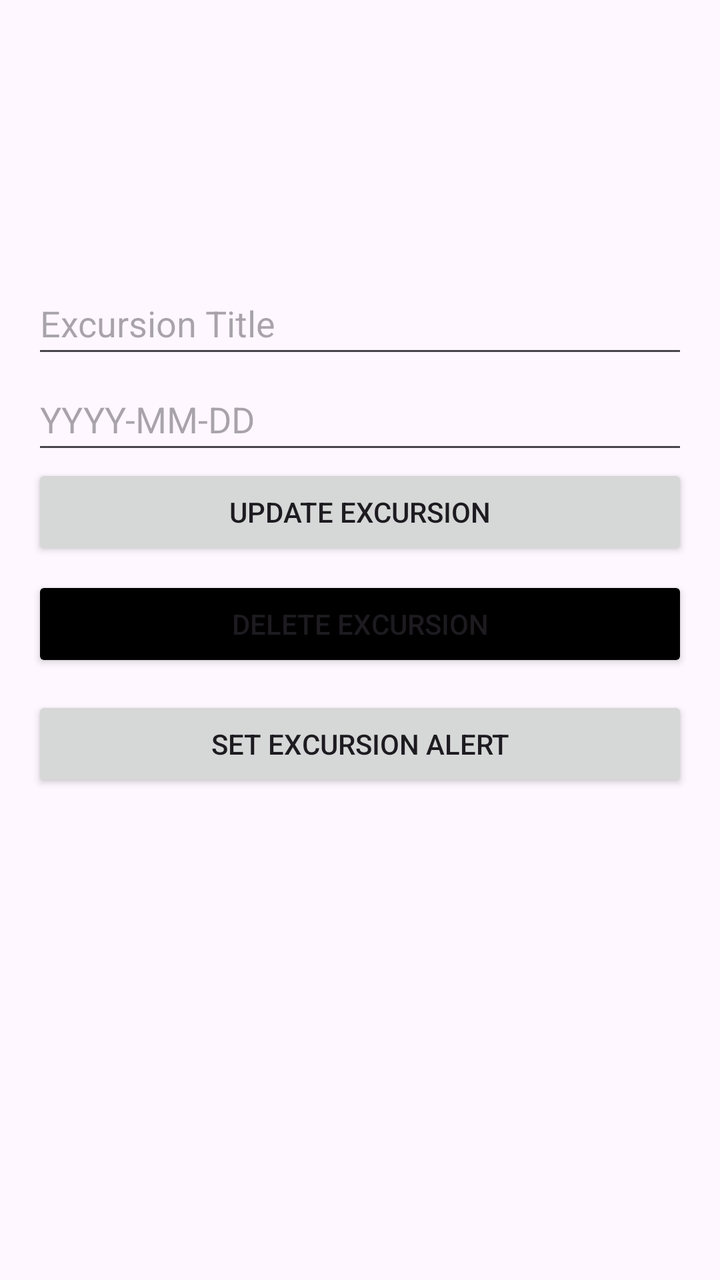
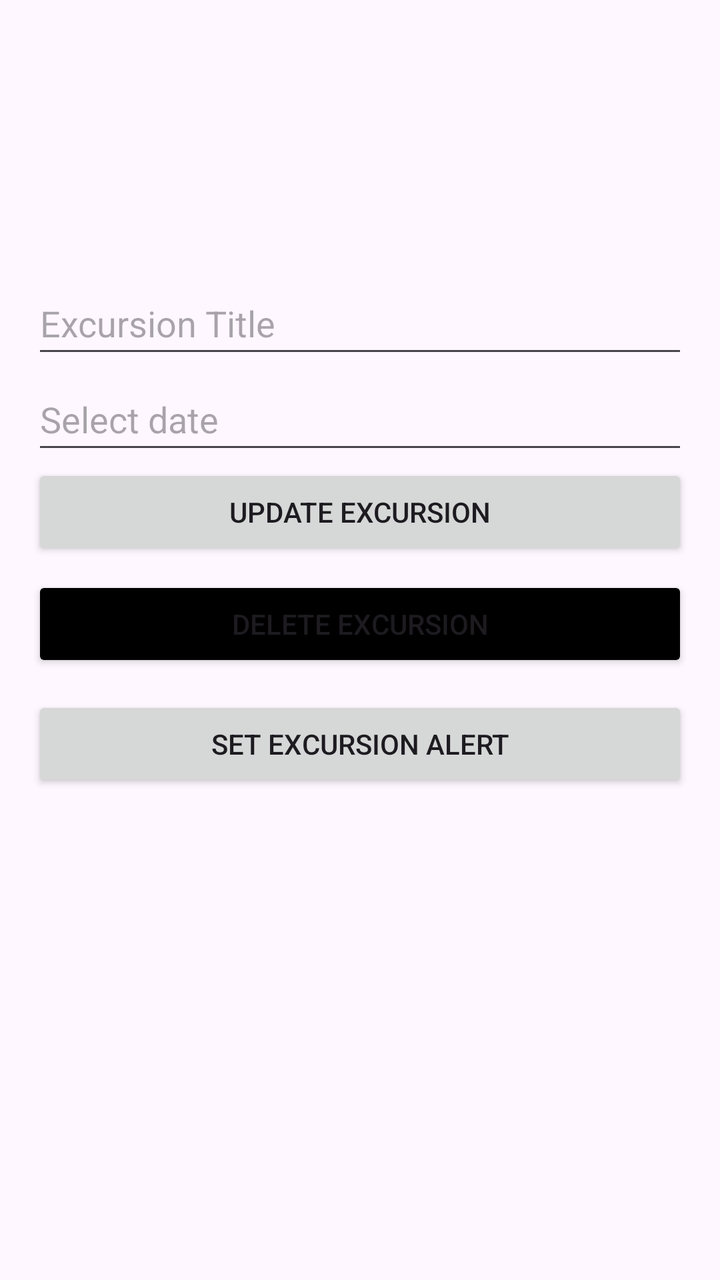

Before-and-after screenshots of an Android layout around one commit, followed by the original layout XML and the change that was made.
<!-- AndroidManifest.xml: application theme Theme.D308VacationPlanner -->
<!-- res/layout/activity_excursion_detail.xml -->
<?xml version="1.0" encoding="utf-8"?>
<LinearLayout xmlns:android="http://schemas.android.com/apk/res/android"
    android:layout_width="match_parent"
    android:layout_height="wrap_content"
    android:orientation="vertical"
    android:padding="16dp"
    android:paddingTop="32dp">

    <View
        android:layout_width="match_parent"
        android:layout_height="120dp" />

    <EditText
        android:id="@+id/excursion_title_edittext"
        android:layout_width="match_parent"
        android:layout_height="48dp"
        android:hint="Excursion Title" />

    <EditText
        android:id="@+id/excursion_date_edittext"
        android:layout_width="match_parent"
        android:layout_height="48dp"
        android:hint="YYYY-MM-DD" />

    <Button
        android:id="@+id/update_excursion_button"
        android:layout_width="match_parent"
        android:layout_height="wrap_content"
        android:text="Update Excursion" />

    <Button
        android:id="@+id/delete_excursion_button"
        android:layout_width="match_parent"
        android:layout_height="48dp"
        android:text="Delete Excursion"
        android:layout_marginTop="8dp"
        android:backgroundTint="@color/black" />

    <Button
        android:id="@+id/buttonSetExcursionAlert"
        android:layout_width="match_parent"
        android:layout_height="48dp"
        android:text="Set Excursion Alert"
        android:layout_marginTop="12dp" />

    <TextView
        android:id="@+id/textViewVacationInfo"
        android:layout_width="match_parent"
        android:layout_height="48dp"
        android:text=""
        android:textSize="14sp"
        android:textStyle="italic"
        android:layout_marginTop="24dp"
        android:gravity="center" />

</LinearLayout>
<!-- resources referenced by this layout -->
<resources>
  <color name="black">#FF000000</color>
  <style name="Theme.D308VacationPlanner" parent="Base.Theme.D308VacationPlanner" />
  <style name="Base.Theme.D308VacationPlanner" parent="Theme.Material3.DayNight">
          
          <item name="colorPrimary">@color/colorPrimary</item>
      </style>
  <color name="colorPrimary">#002147</color>
</resources>

<!-- the commit's change to res/layout/activity_excursion_detail.xml (unified diff, before → after) -->
@@ -17,10 +17,13 @@
         android:hint="Excursion Title" />
 
     <EditText
-        android:id="@+id/excursion_date_edittext"
+        android:id="@+id/editTextExcursionDate"
         android:layout_width="match_parent"
         android:layout_height="48dp"
-        android:hint="YYYY-MM-DD" />
+        android:hint="Select date"
+        android:focusable="false"
+        android:cursorVisible="false"
+        android:inputType="none" />
 
     <Button
         android:id="@+id/update_excursion_button"
